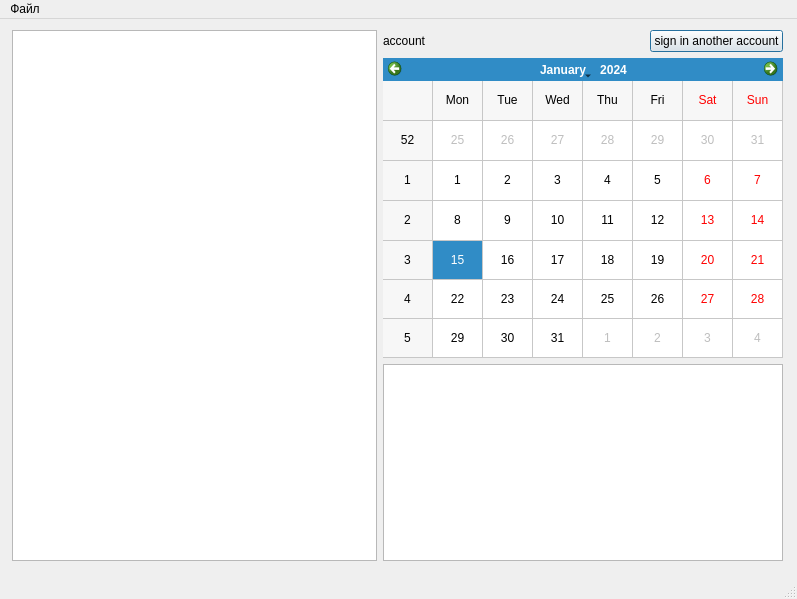
Old version of the form calendar.ui in the repository Raimguzhinov/qt-bday-calendar.
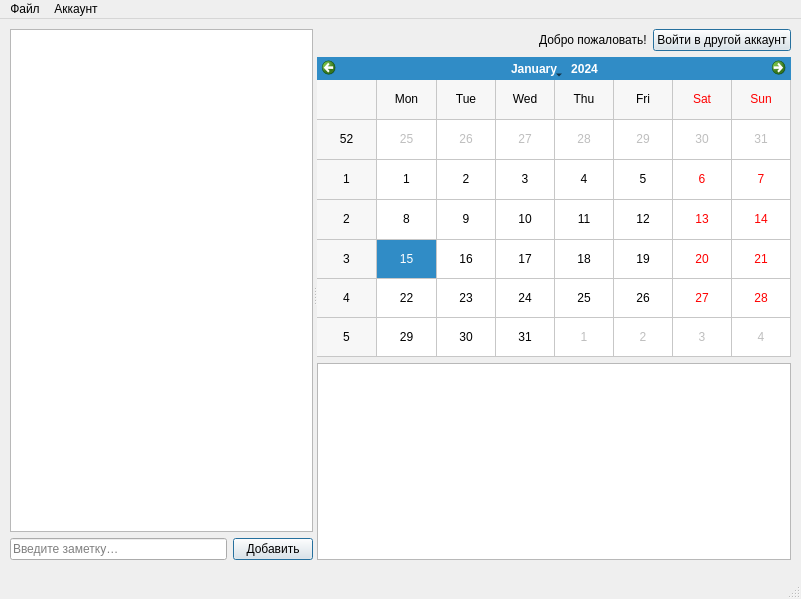
New version of the form.

The edit to the form file:
```diff
--- a/calendar.ui
+++ b/calendar.ui
@@ -6,7 +6,7 @@
    <rect>
     <x>0</x>
     <y>0</y>
-    <width>797</width>
+    <width>801</width>
     <height>599</height>
    </rect>
   </property>
@@ -14,37 +14,67 @@
    <string>Calendar</string>
   </property>
   <widget class="QWidget" name="centralwidget">
-   <widget class="QWidget" name="">
+   <widget class="QSplitter" name="splitter">
     <property name="geometry">
      <rect>
-      <x>12</x>
-      <y>11</y>
-      <width>771</width>
+      <x>10</x>
+      <y>10</y>
+      <width>781</width>
       <height>531</height>
      </rect>
     </property>
+    <property name="orientation">
+     <enum>Qt::Horizontal</enum>
+    </property>
+    <widget class="QWidget" name="">
+     <layout class="QVBoxLayout" name="verticalLayout">
+      <item>
+       <widget class="QTableView" name="tableView">
+        <property name="gridStyle">
+         <enum>Qt::SolidLine</enum>
+        </property>
+        <property name="sortingEnabled">
+         <bool>true</bool>
+        </property>
+       </widget>
+      </item>
+      <item>
+       <layout class="QHBoxLayout" name="horizontalLayout">
+        <item>
+         <widget class="QLineEdit" name="lineEdit">
+          <property name="text">
+           <string/>
+          </property>
+          <property name="maxLength">
+           <number>32767</number>
+          </property>
+          <property name="echoMode">
+           <enum>QLineEdit::Normal</enum>
+          </property>
+          <property name="placeholderText">
+           <string>Введите заметку…</string>
+          </property>
+         </widget>
+        </item>
+        <item>
+         <widget class="QPushButton" name="submitButton">
+          <property name="text">
+           <string>Добавить</string>
+          </property>
+          <property name="default">
+           <bool>true</bool>
+          </property>
+         </widget>
+        </item>
+       </layout>
+      </item>
+     </layout>
+    </widget>
+    <widget class="QWidget" name="">
     <layout class="QGridLayout" name="gridLayout">
      <item row="0" column="0">
-      <widget class="QTableView" name="tableView"/>
-     </item>
-     <item row="0" column="1">
-      <layout class="QGridLayout" name="gridLayout_3">
-       <item row="1" column="0">
-        <widget class="QCalendarWidget" name="calendarWidget">
-         <property name="minimumSize">
-          <size>
-           <width>400</width>
-           <height>300</height>
-          </size>
-         </property>
-         <property name="gridVisible">
-          <bool>true</bool>
-         </property>
-        </widget>
-       </item>
-       <item row="0" column="0">
         <layout class="QGridLayout" name="gridLayout_2">
-         <item row="0" column="1">
+        <item row="0" column="2">
           <layout class="QHBoxLayout" name="horizontalLayout_2">
            <item>
             <widget class="QPushButton" name="sign_inButton">
@@ -55,7 +85,7 @@
               </sizepolicy>
              </property>
              <property name="text">
-              <string>sign in another account</string>
+             <string>Войти в другой аккаунт</string>
              </property>
              <property name="autoDefault">
               <bool>true</bool>
@@ -70,21 +100,46 @@
            </item>
           </layout>
          </item>
-         <item row="0" column="0">
+        <item row="0" column="1">
           <widget class="QLabel" name="label">
            <property name="text">
-            <string>account</string>
+           <string>Добро пожаловать!</string>
            </property>
           </widget>
          </item>
-        </layout>
-       </item>
+        <item row="0" column="0">
+         <spacer name="horizontalSpacer">
+          <property name="orientation">
+           <enum>Qt::Horizontal</enum>
+          </property>
+          <property name="sizeHint" stdset="0">
+           <size>
+            <width>40</width>
+            <height>20</height>
+           </size>
+          </property>
+         </spacer>
+        </item>
+       </layout>
+      </item>
+      <item row="1" column="0">
+       <widget class="QCalendarWidget" name="calendarWidget">
+        <property name="minimumSize">
+         <size>
+          <width>400</width>
+          <height>300</height>
+         </size>
+        </property>
+        <property name="gridVisible">
+         <bool>true</bool>
+        </property>
+       </widget>
+      </item>
        <item row="2" column="0">
         <widget class="QTextEdit" name="bithdayInfo"/>
        </item>
       </layout>
-     </item>
-    </layout>
+    </widget>
    </widget>
   </widget>
   <widget class="QMenuBar" name="menubar">
@@ -92,7 +147,7 @@
     <rect>
      <x>0</x>
      <y>0</y>
-     <width>797</width>
+     <width>801</width>
      <height>24</height>
     </rect>
    </property>
@@ -103,7 +158,14 @@
     <addaction name="action"/>
     <addaction name="action_3"/>
    </widget>
+   <widget class="QMenu" name="menu_2">
+    <property name="title">
+     <string>Аккаунт</string>
+    </property>
+    <addaction name="action_2"/>
+   </widget>
    <addaction name="menu"/>
+   <addaction name="menu_2"/>
   </widget>
   <widget class="QStatusBar" name="statusbar"/>
   <action name="action">
```
Left out of the diff: 5 changed lines with no effect on the pictures. Lines whose indentation alone changed are shown as unchanged.
